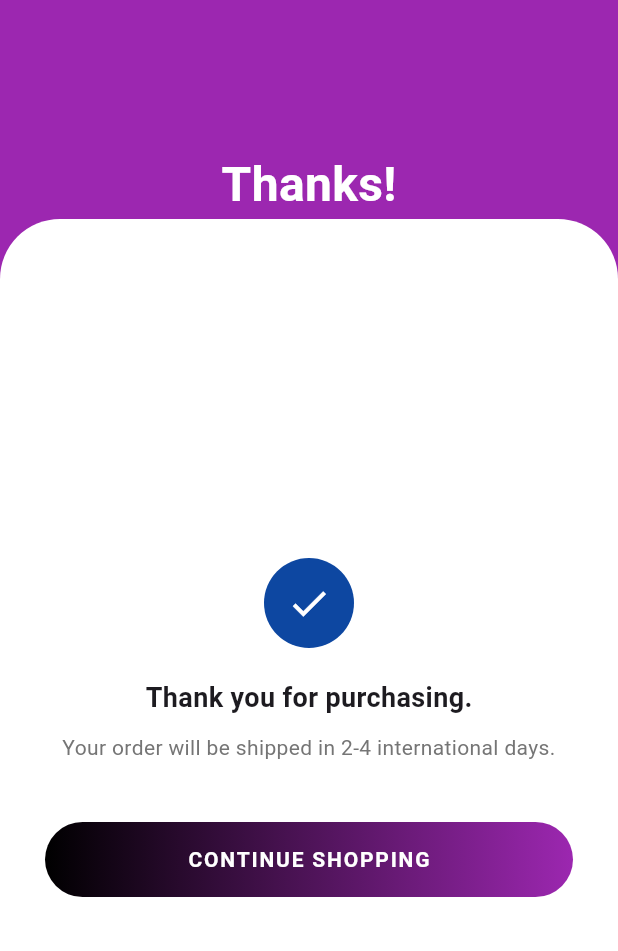
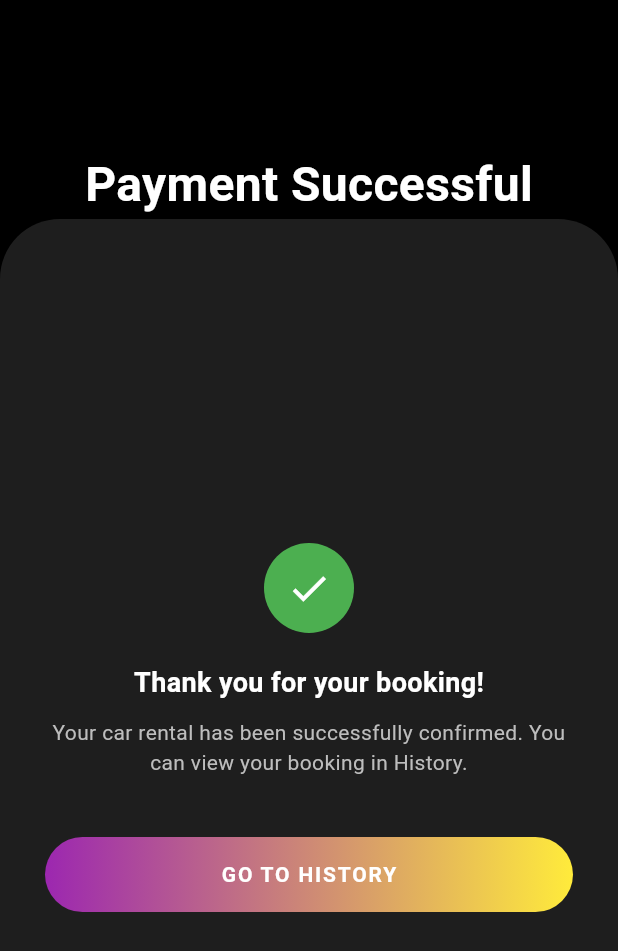
Before and after one commit to Govindh07/PIT_STOP, a Flutter app: the PaymentDonePage screen opened directly, on a phone screen of 412 x 824 dp. Shown: the top 951 px of the screen. Run offline on Flutter 3.47's test engine with Material 3 defaults, Android fonts, the phone set to English and light mode, and no system bars; our stand-ins replace animate_do, carousel_slider, cloud_firestore, firebase_auth, firebase_core, shared_preferences; accounts and stored records are empty; network calls fail.

Commit message:
Pit Stop

```diff
--- a/lib/Pit_Stop/screens/login_page.dart
+++ b/lib/Pit_Stop/screens/login_page.dart
@@ -62,7 +62,7 @@ class _LoginPageState extends State<LoginPage> {
   @override
   Widget build(BuildContext context) {
     return Theme(
-      data: ThemeData.light(), // <<--- Forces light theme
+      data: ThemeData.light(),
       child: Scaffold(
         body: Stack(
           children: [
--- a/lib/Pit_Stop/screens/payment_done.dart
+++ b/lib/Pit_Stop/screens/payment_done.dart
@@ -10,13 +10,13 @@ class PaymentDonePage extends StatelessWidget {
     return WillPopScope(
       onWillPop: () async => false, // Prevents back navigation
       child: Scaffold(
-        backgroundColor: Colors.purple,
+        backgroundColor: Colors.black,
         body: Column(
           children: [
             const SizedBox(height: 100),
             const Center(
               child: Text(
-                'Thanks!',
+                'Payment Successful',
                 style: TextStyle(
                   fontSize: 32,
                   fontWeight: FontWeight.bold,
@@ -28,7 +28,7 @@ class PaymentDonePage extends StatelessWidget {
               child: Container(
                 padding: const EdgeInsets.all(30),
                 decoration: const BoxDecoration(
-                  color: Colors.white,
+                  color: Color(0xFF1E1E1E),
                   borderRadius: BorderRadius.vertical(top: Radius.circular(40)),
                 ),
                 child: FadeInUp(
@@ -38,22 +38,23 @@ class PaymentDonePage extends StatelessWidget {
                     children: [
                       CircleAvatar(
                         radius: 30,
-                        backgroundColor: Colors.blue[900],
+                        backgroundColor: Colors.green,
                         child: const Icon(Icons.check, size: 30, color: Colors.white),
                       ),
                       const SizedBox(height: 20),
                       const Text(
-                        'Thank you for purchasing.',
+                        'Thank you for your booking!',
                         style: TextStyle(
                           fontSize: 18,
                           fontWeight: FontWeight.w600,
+                          color: Colors.white,
                         ),
                       ),
                       const SizedBox(height: 10),
                       Text(
-                        'Your order will be shipped in 2-4 international days.',
+                        'Your car rental has been successfully confirmed. You can view your booking in History.',
                         textAlign: TextAlign.center,
-                        style: TextStyle(color: Colors.grey[600]),
+                        style: TextStyle(color: Colors.grey[400]),
                       ),
                       const SizedBox(height: 40),
                       GestureDetector(
@@ -68,13 +69,13 @@ class PaymentDonePage extends StatelessWidget {
                           padding: const EdgeInsets.symmetric(vertical: 15),
                           decoration: BoxDecoration(
                             gradient: const LinearGradient(
-                              colors: [Colors.black, Colors.purple],
+                              colors: [Colors.purple, Colors.yellow],
                             ),
                             borderRadius: BorderRadius.circular(30),
                           ),
                           child: const Center(
                             child: Text(
-                              'CONTINUE SHOPPING',
+                              'GO TO HISTORY',
                               style: TextStyle(
                                 color: Colors.white,
                                 fontWeight: FontWeight.bold,
```
